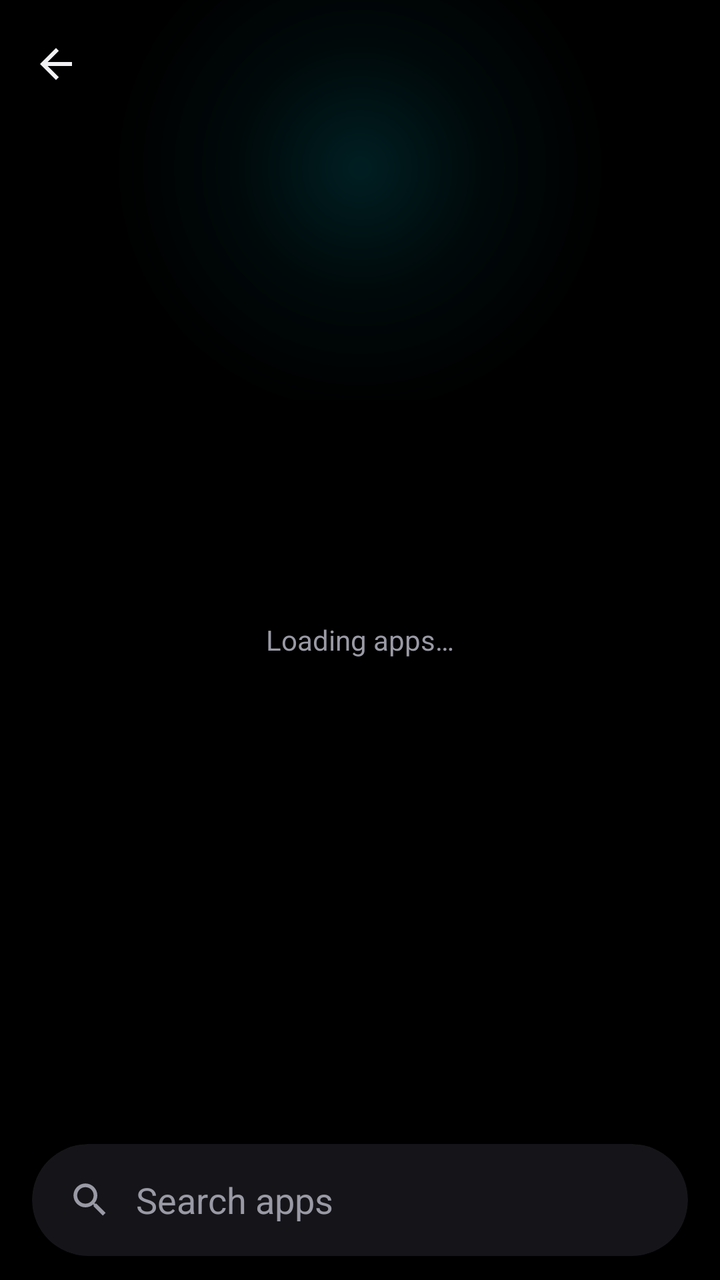
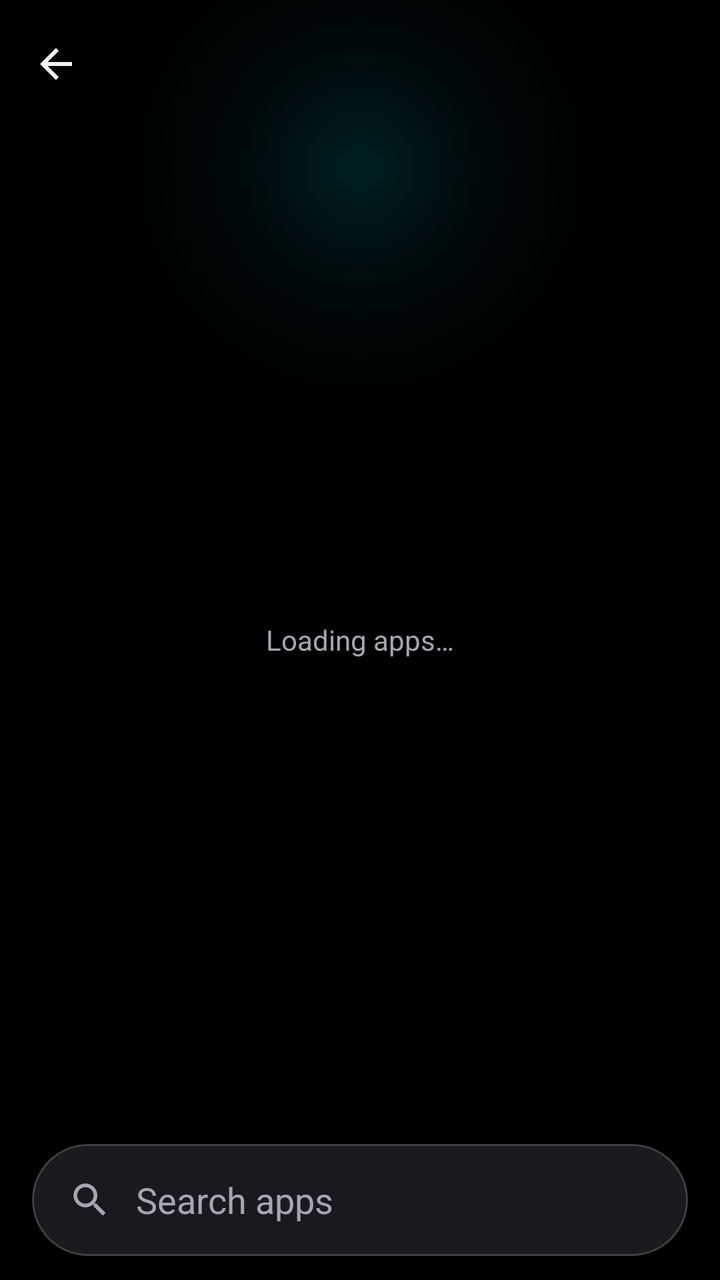

The first picture is an Android layout as it rendered before a commit; the second is the same layout after the commit. The layout source and the unified diff follow.
<!-- AndroidManifest.xml: application theme Theme.GlowLED -->
<!-- res/layout/activity_apps.xml -->
<?xml version="1.0" encoding="utf-8"?>
<androidx.coordinatorlayout.widget.CoordinatorLayout xmlns:android="http://schemas.android.com/apk/res/android"
    xmlns:app="http://schemas.android.com/apk/res-auto"
    android:layout_width="match_parent"
    android:layout_height="match_parent"
    android:background="@color/black"
    android:fitsSystemWindows="true">

    <include layout="@layout/part_header" />

    <androidx.recyclerview.widget.RecyclerView
        android:id="@+id/list"
        android:layout_width="match_parent"
        android:layout_height="match_parent"
        android:clipToPadding="false"
        app:layout_behavior="@string/appbar_scrolling_view_behavior" />

    <TextView
        android:id="@+id/loading"
        android:layout_width="match_parent"
        android:layout_height="wrap_content"
        android:layout_gravity="center"
        android:gravity="center"
        android:padding="24dp"
        android:text="@string/apps_loading"
        android:textColor="@color/text_secondary" />

    
    <FrameLayout
        android:id="@+id/searchDock"
        android:layout_width="match_parent"
        android:layout_height="wrap_content"
        android:layout_gravity="bottom"
        android:background="@drawable/dock_bg"
        android:paddingHorizontal="16dp"
        android:paddingTop="24dp"
        android:paddingBottom="12dp">

        <com.google.android.material.card.MaterialCardView
            android:layout_width="match_parent"
            android:layout_height="56dp"
            app:cardBackgroundColor="@color/surface_high"
            app:cardCornerRadius="28dp">

            <LinearLayout
                android:layout_width="match_parent"
                android:layout_height="match_parent"
                android:gravity="center_vertical"
                android:orientation="horizontal"
                android:paddingHorizontal="18dp">

                <ImageView
                    android:layout_width="22dp"
                    android:layout_height="22dp"
                    android:importantForAccessibility="no"
                    android:src="@drawable/ic_search"
                    app:tint="@color/text_secondary" />

                <EditText
                    android:id="@+id/search"
                    android:layout_width="0dp"
                    android:layout_height="match_parent"
                    android:layout_marginStart="12dp"
                    android:layout_weight="1"
                    android:autofillHints=""
                    android:background="@null"
                    android:hint="@string/apps_search"
                    android:imeOptions="actionSearch"
                    android:inputType="text"
                    android:textColor="@color/text_primary"
                    android:textColorHint="@color/text_secondary" />
            </LinearLayout>
        </com.google.android.material.card.MaterialCardView>
    </FrameLayout>
</androidx.coordinatorlayout.widget.CoordinatorLayout>
<!-- res/layout/part_header.xml (included above) -->
<?xml version="1.0" encoding="utf-8"?>
<com.google.android.material.appbar.AppBarLayout xmlns:android="http://schemas.android.com/apk/res/android"
    xmlns:app="http://schemas.android.com/apk/res-auto"
    android:id="@+id/appBar"
    android:layout_width="match_parent"
    android:layout_height="wrap_content"
    android:background="@color/black"
    android:fitsSystemWindows="true"
    app:elevation="0dp"
    app:liftOnScroll="false">

    <com.google.android.material.appbar.CollapsingToolbarLayout
        android:id="@+id/collapsing"
        android:layout_width="match_parent"
        android:layout_height="200dp"
        android:fitsSystemWindows="true"
        app:collapsedTitleTextAppearance="@style/GlowHeaderTitle.Collapsed"
        app:contentScrim="@color/black"
        app:expandedTitleMarginBottom="24dp"
        app:expandedTitleMarginStart="24dp"
        app:expandedTitleTextAppearance="@style/GlowHeaderTitle.Expanded"
        app:layout_scrollFlags="scroll|exitUntilCollapsed|snap"
        app:statusBarScrim="@color/black">

        <View
            android:layout_width="match_parent"
            android:layout_height="match_parent"
            android:background="@drawable/hero_bg"
            app:layout_collapseMode="parallax" />

        <com.google.android.material.appbar.MaterialToolbar
            android:id="@+id/toolbar"
            android:layout_width="match_parent"
            android:layout_height="?attr/actionBarSize"
            android:background="@android:color/transparent"
            app:layout_collapseMode="pin"
            app:navigationIcon="@drawable/ic_back"
            app:navigationIconTint="@color/text_primary" />
    </com.google.android.material.appbar.CollapsingToolbarLayout>
</com.google.android.material.appbar.AppBarLayout>
<!-- resources referenced by this layout -->
<resources>
  <color name="black">#FF000000</color>
  <color name="surface_high">#FF151519</color>
  <color name="text_primary">#FFF2F2F5</color>
  <color name="text_secondary">#FF9A9AA6</color>
  <string name="apps_loading">Loading apps…</string>
  <string name="apps_search">Search apps</string>
  <style name="GlowHeaderTitle.Collapsed" parent="TextAppearance.Material3.TitleLarge">
          <item name="android:textColor">@color/text_primary</item>
      </style>
  <style name="GlowHeaderTitle.Expanded" parent="TextAppearance.Material3.DisplaySmall">
          <item name="android:textColor">@color/text_primary</item>
          <item name="android:textStyle">bold</item>
      </style>
  <style name="Theme.GlowLED" parent="Theme.Material3.Dark.NoActionBar">
          <item name="colorPrimary">@color/accent</item>
          <item name="colorOnPrimary">@color/black</item>
          <item name="colorPrimaryContainer">@color/accent_dim</item>
          <item name="colorOnPrimaryContainer">@color/accent</item>
          <item name="colorSecondary">@color/accent</item>
          <item name="colorOnSecondary">@color/black</item>
          <item name="colorSecondaryContainer">@color/surface_high</item>
          <item name="colorOnSecondaryContainer">@color/text_primary</item>
          <item name="colorTertiary">@color/accent</item>
          <item name="colorSurfaceVariant">@color/surface_high</item>
          <item name="colorOnSurface">@color/text_primary</item>
          <item name="colorOnSurfaceVariant">@color/text_secondary</item>
          <item name="colorSurfaceContainerHighest">@color/outline</item>
          <item name="colorSurface">@color/surface</item>
          <item name="colorSurfaceContainer">@color/surface_high</item>
          <item name="colorSurfaceContainerHigh">@color/surface_high</item>
          <item name="colorOutline">@color/outline</item>
          <item name="android:colorBackground">@color/black</item>
          <item name="android:windowBackground">@color/black</item>
          <item name="android:statusBarColor">@android:color/transparent</item>
          <item name="android:navigationBarColor">@android:color/transparent</item>
          <item name="android:enforceNavigationBarContrast">false</item>
          <item name="android:enforceStatusBarContrast">false</item>
          <item name="android:windowLightStatusBar">false</item>
          <item name="android:windowLightNavigationBar">false</item>
          <item name="materialCardViewStyle">@style/GlowCard</item>
          <item name="shapeAppearanceCornerLarge">@style/GlowShapeLarge</item>
      </style>
  <color name="accent">#FF00E5FF</color>
  <color name="accent_dim">#FF00363D</color>
  <color name="outline">#FF2A2A31</color>
  <color name="surface">#FF0B0B0D</color>
  <style name="GlowCard" parent="Widget.Material3.CardView.Filled">
          <item name="cardBackgroundColor">@color/surface</item>
          <item name="cardCornerRadius">24dp</item>
          <item name="strokeWidth">0dp</item>
      </style>
  <style name="GlowShapeLarge" parent="">
          <item name="cornerFamily">rounded</item>
          <item name="cornerSize">24dp</item>
      </style>
  <!-- unchanged entries left out for length: 4 -->
</resources>

<!-- the commit's change to res/layout/activity_apps.xml (unified diff, before → after) -->
@@ -39,7 +39,7 @@
         <com.google.android.material.card.MaterialCardView
             android:layout_width="match_parent"
             android:layout_height="56dp"
-            app:cardBackgroundColor="@color/surface_high"
+            app:cardBackgroundColor="@color/dialog_surface"
             app:cardCornerRadius="28dp">
 
             <LinearLayout
@@ -80,7 +80,7 @@
     android:id="@+id/appBar"
     android:layout_width="match_parent"
     android:layout_height="wrap_content"
-    android:background="@color/black"
+    android:background="@android:color/transparent"
     android:fitsSystemWindows="true"
     app:elevation="0dp"
     app:liftOnScroll="false">
@@ -91,12 +91,12 @@
         android:layout_height="200dp"
         android:fitsSystemWindows="true"
         app:collapsedTitleTextAppearance="@style/GlowHeaderTitle.Collapsed"
-        app:contentScrim="@color/black"
+        app:contentScrim="@color/dialog_surface"
         app:expandedTitleMarginBottom="24dp"
         app:expandedTitleMarginStart="24dp"
         app:expandedTitleTextAppearance="@style/GlowHeaderTitle.Expanded"
         app:layout_scrollFlags="scroll|exitUntilCollapsed|snap"
-        app:statusBarScrim="@color/black">
+        app:statusBarScrim="@color/dialog_surface">
 
         <View
             android:layout_width="match_parent"
<!-- resource entries referenced after the edit -->
@@ -1,9 +1,10 @@
 <!-- resources referenced by this layout -->
 <resources>
   <color name="black">#FF000000</color>
-  <color name="surface_high">#FF151519</color>
+  <color name="dialog_surface">#E61C1C22</color>
+  <color name="surface_high">#26FFFFFF</color>
   <color name="text_primary">#FFF2F2F5</color>
-  <color name="text_secondary">#FF9A9AA6</color>
+  <color name="text_secondary">#FFA6A6B2</color>
   <string name="apps_loading">Loading apps…</string>
   <string name="apps_search">Search apps</string>
   <style name="GlowHeaderTitle.Collapsed" parent="TextAppearance.Material3.TitleLarge">
@@ -27,9 +28,11 @@
           <item name="colorOnSurface">@color/text_primary</item>
           <item name="colorOnSurfaceVariant">@color/text_secondary</item>
           <item name="colorSurfaceContainerHighest">@color/outline</item>
-          <item name="colorSurface">@color/surface</item>
-          <item name="colorSurfaceContainer">@color/surface_high</item>
-          <item name="colorSurfaceContainerHigh">@color/surface_high</item>
+          
+          <item name="colorSurface">@color/dialog_surface</item>
+          <item name="colorSurfaceContainer">@color/dialog_surface</item>
+          <item name="colorSurfaceContainerHigh">@color/dialog_surface</item>
+          <item name="colorSurfaceContainerLow">@color/dialog_surface</item>
           <item name="colorOutline">@color/outline</item>
           <item name="android:colorBackground">@color/black</item>
           <item name="android:windowBackground">@color/black</item>
@@ -41,20 +44,28 @@
           <item name="android:windowLightNavigationBar">false</item>
           <item name="materialCardViewStyle">@style/GlowCard</item>
           <item name="shapeAppearanceCornerLarge">@style/GlowShapeLarge</item>
+          <item name="materialAlertDialogTheme">@style/ThemeOverlay.GlowLED.Dialog</item>
       </style>
   <color name="accent">#FF00E5FF</color>
-  <color name="accent_dim">#FF00363D</color>
-  <color name="outline">#FF2A2A31</color>
-  <color name="surface">#FF0B0B0D</color>
+  <color name="accent_dim">#4000E5FF</color>
+  <color name="outline">#24FFFFFF</color>
+  <color name="surface">#17FFFFFF</color>
+  <color name="glass_stroke">#2BFFFFFF</color>
   <style name="GlowCard" parent="Widget.Material3.CardView.Filled">
           <item name="cardBackgroundColor">@color/surface</item>
           <item name="cardCornerRadius">24dp</item>
-          <item name="strokeWidth">0dp</item>
+          <item name="strokeWidth">1dp</item>
+          <item name="strokeColor">@color/glass_stroke</item>
       </style>
   <style name="GlowShapeLarge" parent="">
           <item name="cornerFamily">rounded</item>
           <item name="cornerSize">24dp</item>
       </style>
+  <style name="ThemeOverlay.GlowLED.Dialog" parent="ThemeOverlay.Material3.MaterialAlertDialog">
+          <item name="colorSurface">@color/dialog_surface</item>
+          <item name="colorSurfaceContainerHigh">@color/dialog_surface</item>
+          <item name="android:backgroundDimAmount">0.35</item>
+      </style>
   <!-- unchanged entries left out for length: 4 -->
 </resources>
 
